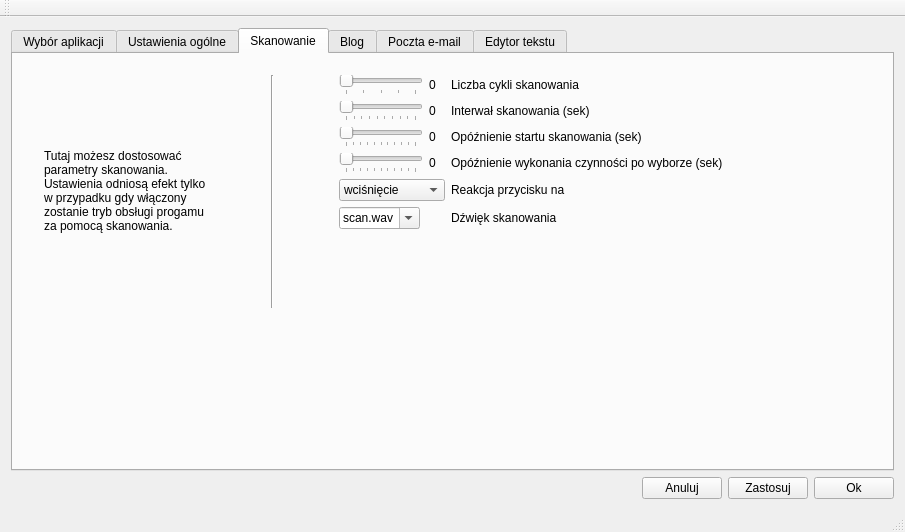
First picture: the form in admin_panel/panel.ui, repository BrainTech/pisak, before the edit.
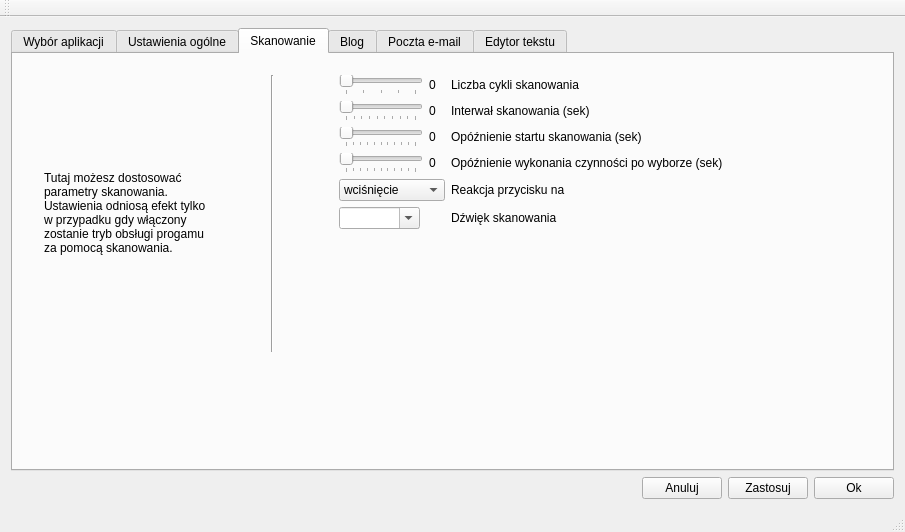
Second picture: the form after the edit. The open tabs and pages were chosen to show the change.

Commit message: Disable scan and select sound in panel refs #2685

Diff of the .ui file:
```diff
--- a/admin_panel/panel.ui
+++ b/admin_panel/panel.ui
@@ -498,7 +498,7 @@
           <x>20</x>
           <y>10</y>
           <width>701</width>
-          <height>255</height>
+          <height>299</height>
          </rect>
         </property>
         <layout class="QHBoxLayout" name="horizontalLayout_9">
@@ -604,6 +604,11 @@
              <property name="editable">
               <bool>true</bool>
              </property>
+             <item>
+              <property name="text">
+               <string/>
+              </property>
+             </item>
              <item>
               <property name="text">
                <string>scan.wav</string>
```
Left out of the diff: 263 changed lines with no effect on the pictures. The commit also changes 2 other files.
